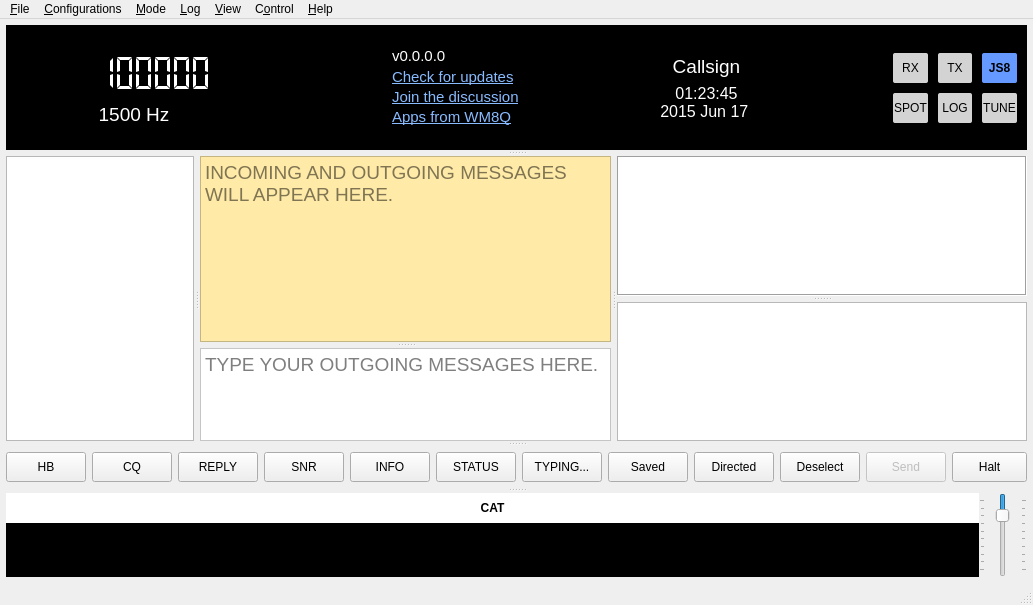
avantol/JS8Call-Subspace-Mode, file JS8_UI/mainwindow.ui: the form before one commit.
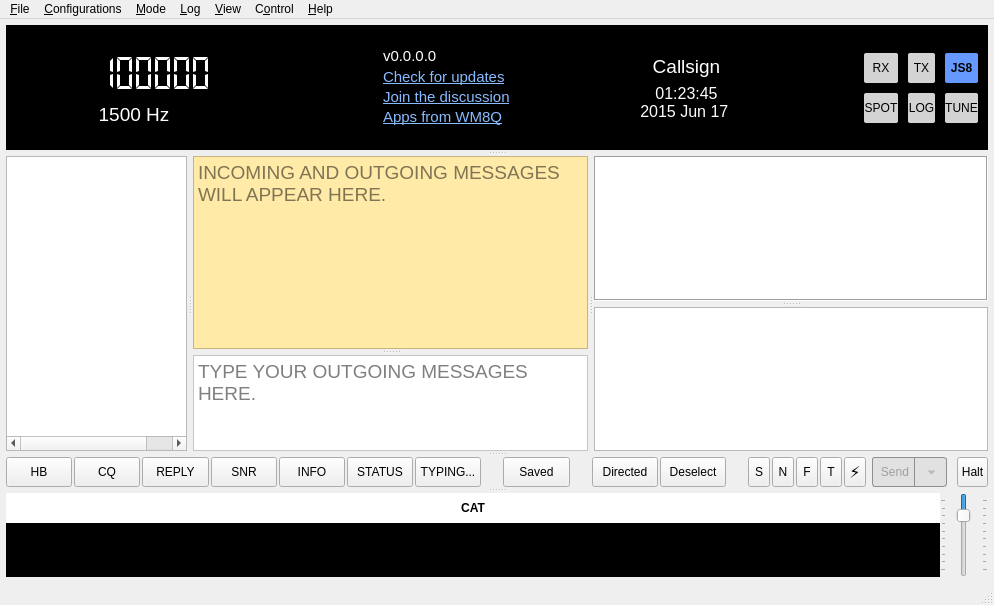
The form after the commit. Icons and pictures are not drawn. Custom widgets are drawn as their Qt base class.

Commit message: Build 368: action bar rebuilt declaratively; split Send button; convo continuation fix

The edit to the form file:
```diff
--- a/JS8_UI/mainwindow.ui
+++ b/JS8_UI/mainwindow.ui
@@ -1418,6 +1418,9 @@
        </widget>
       </widget>
       <widget class="QWidget" name="macroHorizonalWidget" native="true">
+       <property name="styleSheet">
+        <string notr="true">QPushButton, QToolButton { padding: 2px 3px; }</string>
+       </property>
        <property name="sizePolicy">
         <sizepolicy hsizetype="Preferred" vsizetype="Fixed">
          <horstretch>0</horstretch>
@@ -1427,7 +1430,7 @@
        <property name="minimumSize">
         <size>
          <width>0</width>
-         <height>40</height>
+         <height>30</height>
         </size>
        </property>
        <property name="maximumSize">
@@ -1436,69 +1439,20 @@
          <height>30</height>
         </size>
        </property>
-       <layout class="QGridLayout" name="gridLayout">
-        <property name="leftMargin">
-         <number>0</number>
-        </property>
-        <property name="topMargin">
-         <number>0</number>
-        </property>
-        <property name="rightMargin">
-         <number>0</number>
-        </property>
-        <property name="bottomMargin">
-         <number>0</number>
-        </property>
-        <item row="1" column="13">
-         <widget class="QPushButton" name="queryButton">
-          <property name="minimumSize">
-           <size>
-            <width>0</width>
-            <height>30</height>
-           </size>
+       <layout class="QHBoxLayout" name="actionRowLayout">
+<property name="spacing"><number>2</number></property>
+<property name="leftMargin"><number>0</number></property>
+<property name="topMargin"><number>0</number></property>
+<property name="rightMargin"><number>0</number></property>
+<property name="bottomMargin"><number>0</number></property>
+<item>
+<widget class="QPushButton" name="hbMacroButton">
+          <property name="sizePolicy">
+           <sizepolicy hsizetype="Expanding" vsizetype="Fixed">
+            <horstretch>0</horstretch>
+            <verstretch>0</verstretch>
+           </sizepolicy>
           </property>
-          <property name="toolTip">
-           <string>&lt;html&gt;&lt;head/&gt;&lt;body&gt;&lt;p&gt;Send a directed message to another station&lt;/p&gt;&lt;/body&gt;&lt;/html&gt;</string>
-          </property>
-          <property name="text">
-           <string>Directed</string>
-          </property>
-         </widget>
-        </item>
-        <item row="1" column="4">
-         <widget class="QPushButton" name="snrMacroButton">
-          <property name="minimumSize">
-           <size>
-            <width>0</width>
-            <height>30</height>
-           </size>
-          </property>
-          <property name="toolTip">
-           <string>&lt;html&gt;&lt;head/&gt;&lt;body&gt;&lt;p&gt;Send an signal report&lt;/p&gt;&lt;/body&gt;&lt;/html&gt;</string>
-          </property>
-          <property name="text">
-           <string>SNR</string>
-          </property>
-         </widget>
-        </item>
-        <item row="1" column="8">
-         <spacer name="horizontalSpacer_11">
-          <property name="orientation">
-           <enum>Qt::Orientation::Horizontal</enum>
-          </property>
-          <property name="sizeType">
-           <enum>QSizePolicy::Policy::Preferred</enum>
-          </property>
-          <property name="sizeHint" stdset="0">
-           <size>
-            <width>20</width>
-            <height>10</height>
-           </size>
-          </property>
-         </spacer>
-        </item>
-        <item row="1" column="0">
-         <widget class="QPushButton" name="hbMacroButton">
           <property name="minimumSize">
            <size>
             <width>0</width>
@@ -1524,41 +1478,15 @@
            <bool>true</bool>
           </property>
          </widget>
-        </item>
-        <item row="1" column="9">
-         <widget class="QPushButton" name="macrosMacroButton">
-          <property name="minimumSize">
-           <size>
-            <width>0</width>
-            <height>30</height>
-           </size>
+</item>
+<item>
+<widget class="QPushButton" name="cqMacroButton">
+          <property name="sizePolicy">
+           <sizepolicy hsizetype="Expanding" vsizetype="Fixed">
+            <horstretch>0</horstretch>
+            <verstretch>0</verstretch>
+           </sizepolicy>
           </property>
-          <property name="toolTip">
-           <string>&lt;html&gt;&lt;head/&gt;&lt;body&gt;&lt;p&gt;Send a saved message&lt;/p&gt;&lt;/body&gt;&lt;/html&gt;</string>
-          </property>
-          <property name="text">
-           <string>Saved</string>
-          </property>
-         </widget>
-        </item>
-        <item row="1" column="5">
-         <widget class="QPushButton" name="infoMacroButton">
-          <property name="minimumSize">
-           <size>
-            <width>0</width>
-            <height>30</height>
-           </size>
-          </property>
-          <property name="toolTip">
-           <string>&lt;html&gt;&lt;head/&gt;&lt;body&gt;&lt;p&gt;Send your station information message&lt;/p&gt;&lt;/body&gt;&lt;/html&gt;</string>
-          </property>
-          <property name="text">
-           <string>INFO</string>
-          </property>
-         </widget>
-        </item>
-        <item row="1" column="1">
-         <widget class="QPushButton" name="cqMacroButton">
           <property name="minimumSize">
            <size>
             <width>0</width>
@@ -1587,98 +1515,15 @@
            <bool>false</bool>
           </property>
          </widget>
-        </item>
-        <item row="1" column="17">
-         <widget class="QPushButton" name="startTxButton">
-          <property name="enabled">
-           <bool>false</bool>
-          </property>
-          <property name="minimumSize">
-           <size>
-            <width>0</width>
-            <height>30</height>
-           </size>
-          </property>
-          <property name="toolTip">
-           <string>&lt;html&gt;&lt;head/&gt;&lt;body&gt;&lt;p&gt;Start transmitting&lt;/p&gt;&lt;/body&gt;&lt;/html&gt;</string>
-          </property>
-          <property name="autoFillBackground">
-           <bool>false</bool>
-          </property>
-          <property name="styleSheet">
-           <string notr="true">QPushButton:checked {
-background-color: #22FF22;
-color:#222;
-}
-QPushButton[transmitting=&quot;true&quot;]{
-background:#FF2222;
-color:#222;
-}</string>
-          </property>
-          <property name="text">
-           <string>Send</string>
-          </property>
-          <property name="checkable">
-           <bool>true</bool>
-          </property>
-         </widget>
-        </item>
-        <item row="1" column="14">
-         <widget class="QPushButton" name="deselectButton">
+</item>
+<item>
+<widget class="QPushButton" name="replyMacroButton">
           <property name="sizePolicy">
-           <sizepolicy hsizetype="Minimum" vsizetype="Fixed">
+           <sizepolicy hsizetype="Expanding" vsizetype="Fixed">
             <horstretch>0</horstretch>
             <verstretch>0</verstretch>
            </sizepolicy>
           </property>
-          <property name="minimumSize">
-           <size>
-            <width>0</width>
-            <height>30</height>
-           </size>
-          </property>
-          <property name="toolTip">
-           <string>&lt;html&gt;&lt;head/&gt;&lt;body&gt;&lt;p&gt;Deselect the current callsign for directed messaging&lt;/p&gt;&lt;/body&gt;&lt;/html&gt;</string>
-          </property>
-          <property name="text">
-           <string>Deselect</string>
-          </property>
-         </widget>
-        </item>
-        <item row="1" column="16">
-         <spacer name="horizontalSpacer_5">
-          <property name="orientation">
-           <enum>Qt::Orientation::Horizontal</enum>
-          </property>
-          <property name="sizeType">
-           <enum>QSizePolicy::Policy::Preferred</enum>
-          </property>
-          <property name="sizeHint" stdset="0">
-           <size>
-            <width>20</width>
-            <height>10</height>
-           </size>
-          </property>
-         </spacer>
-        </item>
-        <item row="1" column="10">
-         <spacer name="horizontalSpacerSavedDirected">
-          <property name="orientation">
-           <enum>Qt::Orientation::Horizontal</enum>
-          </property>
-          <property name="sizeType">
-           <enum>QSizePolicy::Policy::Preferred</enum>
-          </property>
-          <property name="sizeHint" stdset="0">
-           <size>
-            <width>20</width>
-            <height>10</height>
-           </size>
-          </property>
-         </spacer>
-        </item>
-        <item row="1" column="3">
-         <widget class="QPushButton" name="replyMacroButton">
           <property name="minimumSize">
            <size>
             <width>0</width>
@@ -1692,12 +1537,18 @@
            <string>REPLY</string>
           </property>
          </widget>
-        </item>
-        <item row="1" column="18">
-         <widget class="QPushButton" name="stopTxButton">
+</item>
+<item>
+<widget class="QPushButton" name="snrMacroButton">
+          <property name="sizePolicy">
+           <sizepolicy hsizetype="Expanding" vsizetype="Fixed">
+            <horstretch>0</horstretch>
+            <verstretch>0</verstretch>
+           </sizepolicy>
+          </property>
           <property name="minimumSize">
            <size>
-            <width>75</width>
+            <width>0</width>
             <height>30</height>
            </size>
           </property>
@@ -1705,12 +1556,40 @@
            <string>&lt;html&gt;&lt;head/&gt;&lt;body&gt;&lt;p&gt;Stop transmitting&lt;/p&gt;&lt;/body&gt;&lt;/html&gt;</string>
           </property>
           <property name="text">
-           <string>Halt</string>
+           <string>SNR</string>
           </property>
          </widget>
-        </item>
-        <item row="1" column="6">
-         <widget class="QPushButton" name="statusMacroButton">
+</item>
+<item>
+<widget class="QPushButton" name="infoMacroButton">
+          <property name="sizePolicy">
+           <sizepolicy hsizetype="Expanding" vsizetype="Fixed">
+            <horstretch>0</horstretch>
+            <verstretch>0</verstretch>
+           </sizepolicy>
+          </property>
+          <property name="minimumSize">
+           <size>
+            <width>0</width>
+            <height>30</height>
+           </size>
+          </property>
+          <property name="toolTip">
+           <string>&lt;html&gt;&lt;head/&gt;&lt;body&gt;&lt;p&gt;Send your station information message&lt;/p&gt;&lt;/body&gt;&lt;/html&gt;</string>
+          </property>
+          <property name="text">
+           <string>INFO</string>
+          </property>
+         </widget>
+</item>
+<item>
+<widget class="QPushButton" name="statusMacroButton">
+          <property name="sizePolicy">
+           <sizepolicy hsizetype="Expanding" vsizetype="Fixed">
+            <horstretch>0</horstretch>
+            <verstretch>0</verstretch>
+           </sizepolicy>
+          </property>
           <property name="minimumSize">
            <size>
             <width>0</width>
@@ -1724,9 +1603,15 @@
            <string>STATUS</string>
           </property>
          </widget>
-        </item>
-        <item row="1" column="7">
-         <widget class="QPushButton" name="typingMacroButton">
+</item>
+<item>
+<widget class="QPushButton" name="typingMacroButton">
+          <property name="sizePolicy">
+           <sizepolicy hsizetype="Expanding" vsizetype="Fixed">
+            <horstretch>0</horstretch>
+            <verstretch>0</verstretch>
+           </sizepolicy>
+          </property>
           <property name="minimumSize">
            <size>
             <width>0</width>
@@ -1740,8 +1625,295 @@
            <string>TYPING...</string>
           </property>
          </widget>
-        </item>
-       </layout>
+</item>
+<item>
+<spacer name="horizontalSpacer_11">
+          <property name="orientation">
+           <enum>Qt::Orientation::Horizontal</enum>
+          </property>
+          <property name="sizeType">
+           <enum>QSizePolicy::Policy::Preferred</enum>
+          </property>
+          <property name="sizeHint" stdset="0">
+           <size>
+            <width>20</width>
+            <height>10</height>
+           </size>
+          </property>
+         </spacer>
+</item>
+<item>
+<widget class="QPushButton" name="macrosMacroButton">
+          <property name="sizePolicy">
+           <sizepolicy hsizetype="Expanding" vsizetype="Fixed">
+            <horstretch>0</horstretch>
+            <verstretch>0</verstretch>
+           </sizepolicy>
+          </property>
+          <property name="minimumSize">
+           <size>
+            <width>0</width>
+            <height>30</height>
+           </size>
+          </property>
+          <property name="toolTip">
+           <string>&lt;html&gt;&lt;head/&gt;&lt;body&gt;&lt;p&gt;Send a saved message&lt;/p&gt;&lt;/body&gt;&lt;/html&gt;</string>
+          </property>
+          <property name="text">
+           <string>Saved</string>
+          </property>
+         </widget>
+</item>
+<item>
+<spacer name="horizontalSpacerSavedDirected">
+          <property name="orientation">
+           <enum>Qt::Orientation::Horizontal</enum>
+          </property>
+          <property name="sizeType">
+           <enum>QSizePolicy::Policy::Preferred</enum>
+          </property>
+          <property name="sizeHint" stdset="0">
+           <size>
+            <width>20</width>
+            <height>10</height>
+           </size>
+          </property>
+         </spacer>
+</item>
+<item>
+<widget class="QPushButton" name="queryButton">
+          <property name="sizePolicy">
+           <sizepolicy hsizetype="Expanding" vsizetype="Fixed">
+            <horstretch>0</horstretch>
+            <verstretch>0</verstretch>
+           </sizepolicy>
+          </property>
+          <property name="minimumSize">
+           <size>
+            <width>0</width>
+            <height>30</height>
+           </size>
+          </property>
+          <property name="toolTip">
+           <string>&lt;html&gt;&lt;head/&gt;&lt;body&gt;&lt;p&gt;Send a directed message to another station&lt;/p&gt;&lt;/body&gt;&lt;/html&gt;</string>
+          </property>
+          <property name="text">
+           <string>Directed</string>
+          </property>
+         </widget>
+</item>
+<item>
+<widget class="QPushButton" name="deselectButton">
+          <property name="sizePolicy">
+           <sizepolicy hsizetype="Expanding" vsizetype="Fixed">
+            <horstretch>0</horstretch>
+            <verstretch>0</verstretch>
+           </sizepolicy>
+          </property>
+          <property name="minimumSize">
+           <size>
+            <width>0</width>
+            <height>30</height>
+           </size>
+          </property>
+          <property name="toolTip">
+           <string>&lt;html&gt;&lt;head/&gt;&lt;body&gt;&lt;p&gt;Deselect the current callsign for directed messaging&lt;/p&gt;&lt;/body&gt;&lt;/html&gt;</string>
+          </property>
+          <property name="text">
+           <string>Deselect</string>
+          </property>
+         </widget>
+</item>
+<item>
+<spacer name="horizontalSpacer_5">
+          <property name="orientation">
+           <enum>Qt::Orientation::Horizontal</enum>
+          </property>
+          <property name="sizeType">
+           <enum>QSizePolicy::Policy::Preferred</enum>
+          </property>
+          <property name="sizeHint" stdset="0">
+           <size>
+            <width>20</width>
+            <height>10</height>
+           </size>
+          </property>
+         </spacer>
+</item>
+<item>
+ <widget class="QPushButton" name="modeBtnSlow">
+  <property name="sizePolicy"><sizepolicy hsizetype="Fixed" vsizetype="Fixed"><horstretch>0</horstretch><verstretch>0</verstretch></sizepolicy></property>
+  <property name="minimumSize"><size><width>22</width><height>30</height></size></property>
+  <property name="maximumSize"><size><width>22</width><height>30</height></size></property>
+  <property name="toolTip"><string>Slow mode</string></property>
+  <property name="styleSheet"><string notr="true">QPushButton:checked { background-color: #6699ff; font-weight: bold; }</string></property>
+  <property name="text"><string>S</string></property>
+  <property name="checkable"><bool>true</bool></property>
+ </widget>
+</item>
+<item>
+ <widget class="QPushButton" name="modeBtnNormal">
+  <property name="sizePolicy"><sizepolicy hsizetype="Fixed" vsizetype="Fixed"><horstretch>0</horstretch><verstretch>0</verstretch></sizepolicy></property>
+  <property name="minimumSize"><size><width>22</width><height>30</height></size></property>
+  <property name="maximumSize"><size><width>22</width><height>30</height></size></property>
+  <property name="toolTip"><string>Normal mode</string></property>
+  <property name="styleSheet"><string notr="true">QPushButton:checked { background-color: #6699ff; font-weight: bold; }</string></property>
+  <property name="text"><string>N</string></property>
+  <property name="checkable"><bool>true</bool></property>
+ </widget>
+</item>
+<item>
+ <widget class="QPushButton" name="modeBtnFast">
+  <property name="sizePolicy"><sizepolicy hsizetype="Fixed" vsizetype="Fixed"><horstretch>0</horstretch><verstretch>0</verstretch></sizepolicy></property>
+  <property name="minimumSize"><size><width>22</width><height>30</height></size></property>
+  <property name="maximumSize"><size><width>22</width><height>30</height></size></property>
+  <property name="toolTip"><string>Fast mode</string></property>
+  <property name="styleSheet"><string notr="true">QPushButton:checked { background-color: #6699ff; font-weight: bold; }</string></property>
+  <property name="text"><string>F</string></property>
+  <property name="checkable"><bool>true</bool></property>
+ </widget>
+</item>
+<item>
+ <widget class="QPushButton" name="modeBtnTurbo">
+  <property name="sizePolicy"><sizepolicy hsizetype="Fixed" vsizetype="Fixed"><horstretch>0</horstretch><verstretch>0</verstretch></sizepolicy></property>
+  <property name="minimumSize"><size><width>22</width><height>30</height></size></property>
+  <property name="maximumSize"><size><width>22</width><height>30</height></size></property>
+  <property name="toolTip"><string>Turbo mode</string></property>
+  <property name="styleSheet"><string notr="true">QPushButton:checked { background-color: #6699ff; font-weight: bold; }</string></property>
+  <property name="text"><string>T</string></property>
+  <property name="checkable"><bool>true</bool></property>
+ </widget>
+</item>
+<item>
+ <widget class="QPushButton" name="modeBtnFT2">
+  <property name="sizePolicy"><sizepolicy hsizetype="Fixed" vsizetype="Fixed"><horstretch>0</horstretch><verstretch>0</verstretch></sizepolicy></property>
+  <property name="minimumSize"><size><width>22</width><height>30</height></size></property>
+  <property name="maximumSize"><size><width>22</width><height>30</height></size></property>
+  <property name="toolTip"><string>Subspace mode</string></property>
+  <property name="styleSheet"><string notr="true">QPushButton { font-size: 16px; font-weight: bold; } QPushButton:checked { background-color: #6699ff; font-size: 16px; font-weight: bold; }</string></property>
+  <property name="text"><string>⚡</string></property>
+  <property name="checkable"><bool>true</bool></property>
+ </widget>
+</item>
+<item>
+ <spacer name="modeSendSpacer">
+  <property name="orientation"><enum>Qt::Orientation::Horizontal</enum></property>
+  <property name="sizeType"><enum>QSizePolicy::Policy::Fixed</enum></property>
+  <property name="sizeHint" stdset="0"><size><width>4</width><height>0</height></size></property>
+ </spacer>
+</item>
+<item>
+<widget class="QToolButton" name="startTxButton">
+          <property name="sizePolicy">
+           <sizepolicy hsizetype="Expanding" vsizetype="Fixed">
+            <horstretch>0</horstretch>
+            <verstretch>0</verstretch>
+           </sizepolicy>
+          </property>
+          <property name="enabled">
+           <bool>false</bool>
+          </property>
+          <property name="minimumSize">
+           <size>
+            <width>0</width>
+            <height>30</height>
+           </size>
+          </property>
+          <property name="toolTip">
+           <string>&lt;html&gt;&lt;head/&gt;&lt;body&gt;&lt;p&gt;Start transmitting. The arrow opens send options: ARQ, file, web link, AV HAIL.&lt;/p&gt;&lt;/body&gt;&lt;/html&gt;</string>
+          </property>
+          <property name="styleSheet">
+           <string notr="true">QToolButton {
+border: 1px solid #8f8f91;
+border-radius: 3px;
+background-color: #e1e1e1;
+color: #222;
+padding-right: 32px;
+}
+QToolButton:disabled { color: #9f9f9f; }
+QToolButton[sendOff=&quot;true&quot;] {
+background-color: #e1e1e1;
+color: #9f9f9f;
+}
+QToolButton[sendOff=&quot;true&quot;]::menu-button {
+background: #dbe7ff;
+border: 1px solid #8f8f91;
+border-top-right-radius: 3px;
+border-bottom-right-radius: 3px;
+}
+QToolButton[sendOff=&quot;true&quot;]::menu-button:hover {
+background: #c4d9ff;
+}
+QToolButton:checked {
+background-color: #22FF22;
+color:#222;
+}
+QToolButton[transmitting=&quot;true&quot;]{
+background:#FF2222;
+color:#222;
+}
+QToolButton::menu-button {
+border-left: 1px solid #8f8f91;
+border-top-right-radius: 3px;
+border-bottom-right-radius: 3px;
+width: 32px;
+}
+QToolButton::menu-arrow {
+image: url(&quot;:/images/artwork/down-black.png&quot;);
+}
+QToolButton[arqInvalid=&quot;true&quot;]::menu-button {
+background: #fff9c4;
+border: 1px solid #8f8f91;
+border-top-right-radius: 3px;
+border-bottom-right-radius: 3px;
+}</string>
+          </property>
+          <property name="text">
+           <string>Send</string>
+          </property>
+          <property name="checkable">
+           <bool>true</bool>
+          </property>
+          <property name="popupMode">
+           <enum>QToolButton::ToolButtonPopupMode::MenuButtonPopup</enum>
+          </property>
+          <property name="toolButtonStyle">
+           <enum>Qt::ToolButtonStyle::ToolButtonTextOnly</enum>
+          </property>
+         </widget>
+</item>
+
+<item>
+ <spacer name="sendHaltSpacer">
+  <property name="orientation"><enum>Qt::Orientation::Horizontal</enum></property>
+  <property name="sizeType"><enum>QSizePolicy::Policy::Fixed</enum></property>
+  <property name="sizeHint" stdset="0"><size><width>8</width><height>0</height></size></property>
+ </spacer>
+</item>
+
+<item>
+<widget class="QPushButton" name="stopTxButton">
+          <property name="sizePolicy">
+           <sizepolicy hsizetype="Fixed" vsizetype="Fixed">
+            <horstretch>0</horstretch>
+            <verstretch>0</verstretch>
+           </sizepolicy>
+          </property>
+          <property name="minimumSize">
+           <size>
+            <width>0</width>
+            <height>30</height>
+           </size>
+          </property>
+          <property name="toolTip">
+           <string>&lt;html&gt;&lt;head/&gt;&lt;body&gt;&lt;p&gt;Stop transmitting&lt;/p&gt;&lt;/body&gt;&lt;/html&gt;</string>
+          </property>
+          <property name="text">
+           <string>Halt</string>
+          </property>
+         </widget>
+</item>
+</layout>
       </widget>
       <widget class="QFrame" name="frame_5">
        <property name="sizePolicy">
```
Left out of the diff: 2 changed lines with no effect on the pictures. The commit also changes 10 other files.
